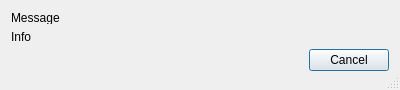
First picture: the form in filestatus.ui, repository EzraZebra/WC3ModManager, before the edit.
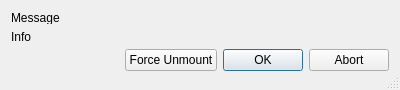
Second picture: the form after the edit.

Commit message: file handling: abort implemented & improved error reporting / new app icon // various other changes

```diff
--- a/filestatus.ui
+++ b/filestatus.ui
@@ -74,14 +74,48 @@
     </widget>
    </item>
    <item>
-    <widget class="QDialogButtonBox" name="buttonBox">
-     <property name="orientation">
-      <enum>Qt::Horizontal</enum>
-     </property>
-     <property name="standardButtons">
-      <set>QDialogButtonBox::Cancel</set>
-     </property>
-    </widget>
+    <layout class="QHBoxLayout" name="horizontalLayout">
+     <item>
+      <spacer name="horizontalSpacer">
+       <property name="orientation">
+        <enum>Qt::Horizontal</enum>
+       </property>
+       <property name="sizeHint" stdset="0">
+        <size>
+         <width>298</width>
+         <height>20</height>
+        </size>
+       </property>
+      </spacer>
+     </item>
+     <item>
+      <widget class="QPushButton" name="forceBtn">
+       <property name="text">
+        <string>Force Unmount</string>
+       </property>
+       <property name="autoDefault">
+        <bool>false</bool>
+       </property>
+      </widget>
+     </item>
+     <item>
+      <widget class="QPushButton" name="okBtn">
+       <property name="text">
+        <string>OK</string>
+       </property>
+      </widget>
+     </item>
+     <item>
+      <widget class="QPushButton" name="abortBtn">
+       <property name="text">
+        <string>Abort</string>
+       </property>
+       <property name="autoDefault">
+        <bool>false</bool>
+       </property>
+      </widget>
+     </item>
+    </layout>
    </item>
    <item>
     <widget class="QPlainTextEdit" name="detailsTxt">
```
Left out of the diff: 24 changed lines with no effect on the pictures. The commit also changes 14 other files.
